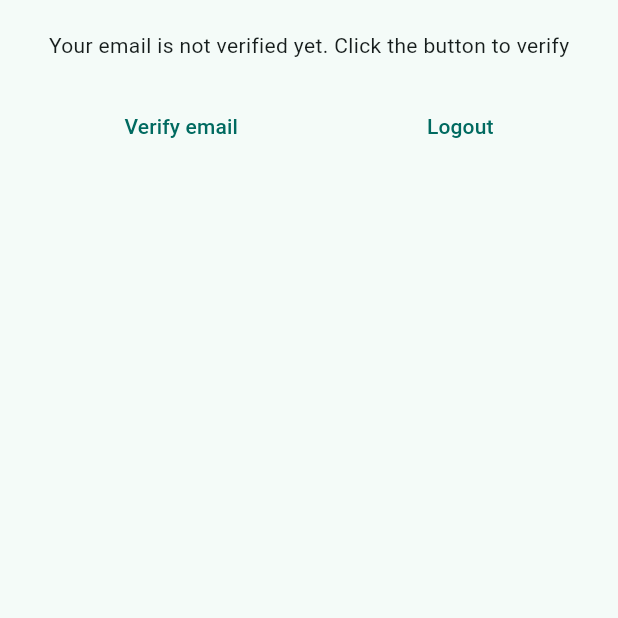
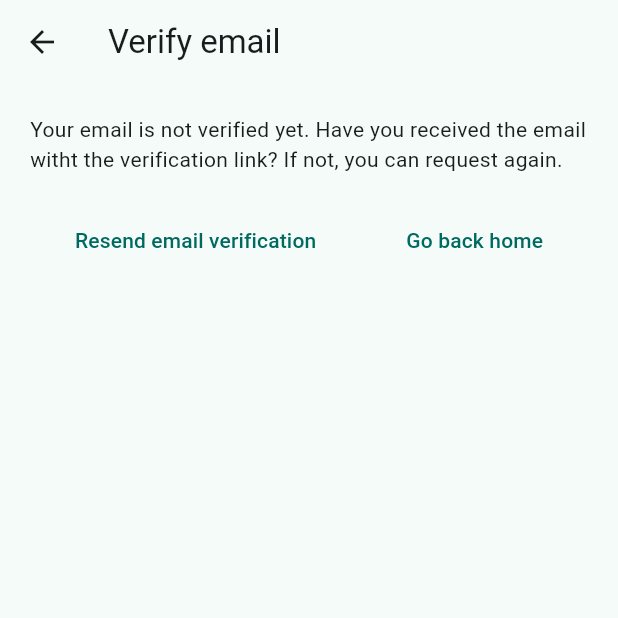
Before and after one commit to marellz/mynotes, a Flutter app: the VerifyEmailView screen opened directly, on a phone screen of 412 x 824 dp, the top half of it. Run offline on Flutter 3.47's test engine with Material 3 defaults, Android fonts, the phone set to English and light mode, and no system bars; our stand-ins replace firebase_auth, firebase_core; accounts and stored records are empty; statements that could not run were skipped.

Commit message:
verify email route,  page updated, renamed. push user to verify after registration

```diff
--- a/lib/constants/routes.dart
+++ b/lib/constants/routes.dart
@@ -1,3 +1,5 @@
+const routeHome = '/home';
 const routeLogin = '/login';
 const routeRegister = '/register';
 const routeNotes = '/notes';
+const routeVerifyEmail = '/verify-email';
--- a/lib/main.dart
+++ b/lib/main.dart
@@ -21,7 +21,8 @@ void main() {
     routes: {
       routeLogin: (context) => const LoginView(),
       routeRegister: (context) => const RegisterView(),
-      routeNotes: (context) => const NotesView()
+      routeNotes: (context) => const NotesView(),
+      routeVerifyEmail: (context) => const VerifyEmailView(),
     },
   ));
 }
--- /dev/null
+++ b/lib/views/verify_email_view.dart
@@ -0,0 +1,61 @@
+import 'package:firebase_auth/firebase_auth.dart';
+import 'package:flutter/material.dart';
+import 'dart:developer' as devtools show log;
+
+import 'package:mynotes/constants/routes.dart';
+
+class VerifyEmailView extends StatefulWidget {
+  const VerifyEmailView({super.key});
+
+  @override
+  State<VerifyEmailView> createState() => _VerifyEmailViewState();
+}
+
+class _VerifyEmailViewState extends State<VerifyEmailView> {
+  final user = FirebaseAuth.instance.currentUser;
+
+  @override
+  Widget build(BuildContext context) {
+    return Scaffold(
+      appBar: AppBar(
+        title: const Text('Verify email'),
+      ),
+      body: Container(
+        padding: const EdgeInsets.all(20),
+        child: Column(
+          children: [
+            const Text(
+                'Your email is not verified yet. Have you received the email witht the verification link? If not, you can request again.'),
+            const SizedBox(height: 20),
+            Row(
+              mainAxisAlignment: MainAxisAlignment.spaceAround,
+              children: [
+                TextButton(
+                  onPressed: () async {
+                    final user = FirebaseAuth.instance.currentUser;
+                    try {
+                      await user?.sendEmailVerification();
+                    } on FirebaseAuthException catch (e) {
+                      if (e.code == 'too-many-requests') {
+                        devtools.log('You\'ve clicked too many times');
+                      } else {
+                        devtools.log('[${e.code}: ${e.message}]');
+                      }
+                    }
+                  },
+                  child: const Text('Resend email verification'),
+                ),
+                TextButton(
+                  onPressed: () async {
+                    Navigator.of(context).pushNamedAndRemoveUntil(routeHome, (_)=> false);
+                  },
+                  child: const Text('Go back home'),
+                )
+              ],
+            ),
+          ],
+        ),
+      ),
+    );
+  }
+}
--- a/lib/views/verify_view.dart
+++ /dev/null
@@ -1,57 +0,0 @@
-import 'package:firebase_auth/firebase_auth.dart';
-import 'package:flutter/material.dart';
-import 'dart:developer' as devtools show log;
-
-class VerifyEmailView extends StatefulWidget {
-  const VerifyEmailView({super.key});
-
-  @override
-  State<VerifyEmailView> createState() => _VerifyEmailViewState();
-}
-
-class _VerifyEmailViewState extends State<VerifyEmailView> {
-  final user = FirebaseAuth.instance.currentUser;
-  @override
-  Widget build(BuildContext context) {
-    return Container(
-      padding: const EdgeInsets.all(20),
-      child: Column(
-        children: [
-          const Text(
-              'Your email is not verified yet. Click the button to verify'),
-          const SizedBox(height: 20),
-          Row(
-            mainAxisAlignment: MainAxisAlignment.spaceAround,
-            children: [
-              TextButton(
-                onPressed: () async {
-                  final user = FirebaseAuth.instance.currentUser;
-                  try {
-                    await user?.sendEmailVerification();
-                  } on FirebaseAuthException catch (e) {
-                    if (e.code == 'too-many-requests') {
-                      devtools.log('You\'ve clicked too many times');
-                    } else {
-                      devtools.log('[${e.code}: ${e.message}]');
-                    }
-                  }
-                },
-                child: const Text('Verify email'),
-              ),
-              TextButton(
-                onPressed: () async {
-                  try {
-                    await FirebaseAuth.instance.signOut();
-                  } on FirebaseAuthException catch (e) {
-                    devtools.log(e.message ?? e.toString());
-                  }
-                },
-                child: const Text('Logout'),
-              )
-            ],
-          ),
-        ],
-      ),
-    );
-  }
-}
```
Also changed, not shown: lib/views/register_view.dart (+6 -5 lines).
